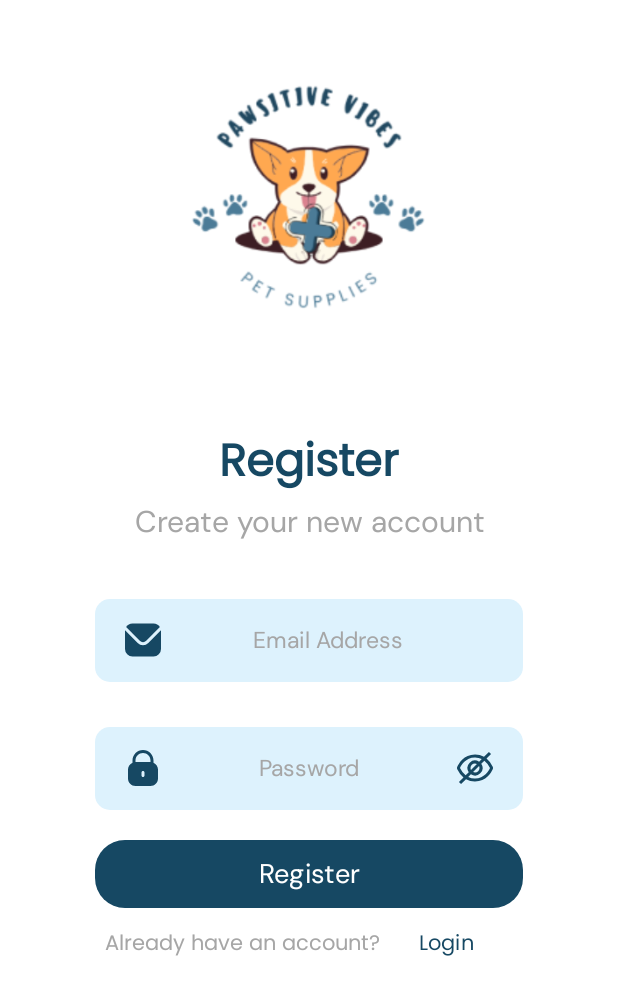
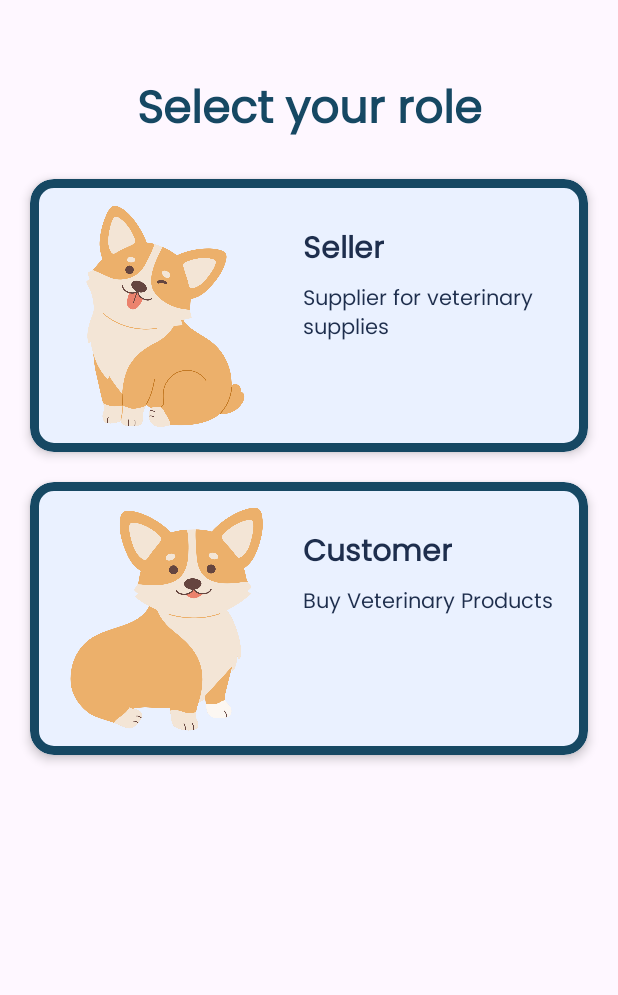
Before and after one commit to ComeShoot/ELDROID_Pawsitive-Vibes-Pet-Supplies_FRI_130-430, an Android app: the fragment LoginFragment placed in its activity, after a tap on "Sign Up", on a phone screen of 412 x 824 dp. Shown: the top 995 px of the screen. Run offline under Robolectric (Android 15) with nearby library versions, the phone set to English and light mode, and no system bars.

Commit message:
Login Register attempt

```diff
--- a/app/src/main/AndroidManifest.xml
+++ b/app/src/main/AndroidManifest.xml
@@ -35,7 +35,7 @@
             android:name=".view.AddProductActivity"
             android:exported="false" />
         <activity
-            android:name=".view.SelectRoleActivity"
+            android:name=".view.SelectRoleFragment"
             android:exported="false" />
         <activity
             android:name=".view.RegisterActivity"
--- a/app/src/main/java/com/project/pawsitivevibes/api/ApiClient.kt
+++ b/app/src/main/java/com/project/pawsitivevibes/api/ApiClient.kt
@@ -4,7 +4,7 @@ import retrofit2.Retrofit
 import retrofit2.converter.gson.GsonConverterFactory
 
 object ApiClient {
-    private const val BASE_URL = "https://your-backend-url.com/api/"
+    private const val BASE_URL = "https://localhost:8000/api/"
 
     private val retrofit = Retrofit.Builder()
         .baseUrl(BASE_URL)
--- a/app/src/main/java/com/project/pawsitivevibes/model/User.kt
+++ b/app/src/main/java/com/project/pawsitivevibes/model/User.kt
@@ -1,5 +1,6 @@
 package com.project.pawsitivevibes.model
 data class User(
     val email: String,
-    val password: String
+    val password: String,
+    val role: String
 )
--- a/app/src/main/java/com/project/pawsitivevibes/view/LoginActivity.kt
+++ b/app/src/main/java/com/project/pawsitivevibes/view/LoginActivity.kt
@@ -18,4 +18,5 @@ class LoginActivity : AppCompatActivity() {
                 .commit()
         }
     }
+
 }
--- a/app/src/main/java/com/project/pawsitivevibes/view/LoginFragment.kt
+++ b/app/src/main/java/com/project/pawsitivevibes/view/LoginFragment.kt
@@ -35,9 +35,8 @@ class LoginFragment : Fragment() {
         forgotPasswordButton = binding.findViewById(R.id.forgotBtn)
 
         signUpButton.setOnClickListener {
-            // Navigate to RegisterFragment when "Sign Up" is clicked
             parentFragmentManager.beginTransaction()
-                .replace(R.id.fragment_container, RegisterFragment())
+                .replace(R.id.fragment_container, SelectRoleFragment())
                 .addToBackStack(null) // Allows going back to LoginFragment
                 .commit()
         }
--- /dev/null
+++ b/app/src/main/java/com/project/pawsitivevibes/view/SelectRoleFragment.kt
@@ -0,0 +1,44 @@
+package com.project.pawsitivevibes.view
+
+import android.os.Bundle
+import android.view.LayoutInflater
+import android.view.View
+import android.view.ViewGroup
+import androidx.fragment.app.Fragment
+import androidx.fragment.app.activityViewModels
+import com.google.android.material.card.MaterialCardView
+import com.project.pawsitivevibes.R
+import com.project.pawsitivevibes.viewmodel.SharedViewModel
+
+class SelectRoleFragment : Fragment() {
+
+    private val sharedViewModel: SharedViewModel by activityViewModels()  // Access SharedViewModel
+
+    override fun onCreateView(
+        inflater: LayoutInflater, container: ViewGroup?,
+        savedInstanceState: Bundle?
+    ): View? {
+        val binding = inflater.inflate(R.layout.fragment_select_role, container, false)
+
+        // Set click listeners for both roles
+        binding.findViewById<MaterialCardView>(R.id.sellerCard).setOnClickListener {
+            sharedViewModel.setSelectedRole("Seller")  // Set the role to Seller
+            navigateToRegisterFragment()
+        }
+
+        binding.findViewById<MaterialCardView>(R.id.customerCard).setOnClickListener {
+            sharedViewModel.setSelectedRole("Customer")  // Set the role to Customer
+            navigateToRegisterFragment()
+        }
+
+        return binding
+    }
+
+    private fun navigateToRegisterFragment() {
+        // Navigate to RegisterFragment
+        parentFragmentManager.beginTransaction()
+            .replace(R.id.fragment_container, RegisterFragment())
+            .addToBackStack(null)  // Allows going back to SelectRoleFragment
+            .commit()
+    }
+}
--- a/app/src/main/res/layout/fragment_register.xml
+++ b/app/src/main/res/layout/fragment_register.xml
@@ -47,7 +47,7 @@
             tools:ignore="MissingConstraints" />
 
         <TextView
-            android:id="@+id/textView6"
+            android:id="@+id/roleTextView"
             android:layout_width="match_parent"
             android:layout_height="wrap_content"
             android:fontFamily="@font/dmsans_reg"
--- a/app/src/main/res/layout/activity_select_role.xml
+++ b/app/src/main/res/layout/fragment_select_role.xml
@@ -6,7 +6,7 @@
     android:id="@+id/main"
     android:layout_width="match_parent"
     android:layout_height="match_parent"
-    tools:context=".view.SelectRoleActivity">
+    tools:context=".view.SelectRoleFragment">
 
     <!-- Title Text -->
     <TextView
@@ -40,10 +40,12 @@
         app:cardElevation="4dp">
 
         <LinearLayout
+            android:id="@+id/sellerLayout"
             android:layout_width="match_parent"
             android:layout_height="wrap_content"
             android:orientation="horizontal"
-            android:padding="16dp">
+            android:padding="16dp"
+            android:onClick="onSellerLayoutClick">
 
             <ImageView
                 android:id="@+id/sellerImage"
@@ -100,10 +102,12 @@
         app:cardElevation="4dp">
 
         <LinearLayout
+            id="@+id/customerLayout"
             android:layout_width="match_parent"
             android:layout_height="wrap_content"
             android:orientation="horizontal"
-            android:padding="16dp">
+            android:padding="16dp"
+            android:onClick="onCustomerLayoutClick">
 
             <ImageView
                 android:id="@+id/customerImage"
```
Also changed, not shown: app/src/main/java/com/project/pawsitivevibes/view/RegisterFragment.kt (+26 -9 lines), app/src/main/java/com/project/pawsitivevibes/view/SelectRoleActivity.kt (deleted, +0 -14 lines), app/src/main/java/com/project/pawsitivevibes/viewmodel/AuthViewModel.kt (+26 -38 lines), app/src/main/java/com/project/pawsitivevibes/viewmodel/SharedViewModel.kt (added, +16 -0 lines).
